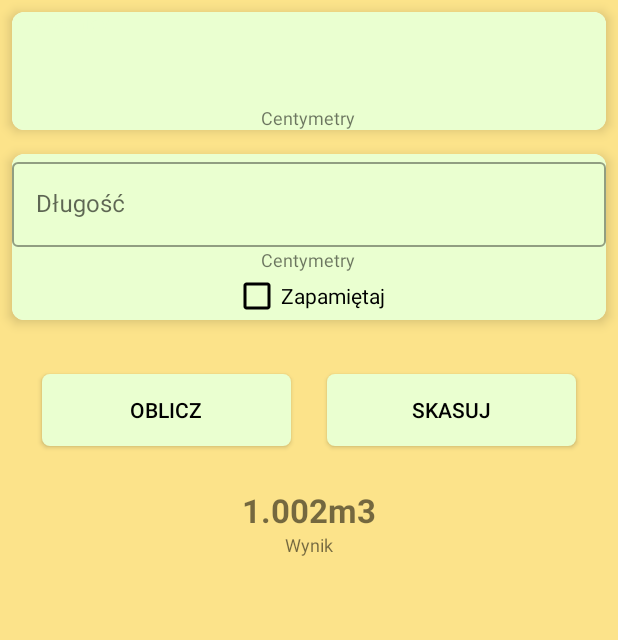
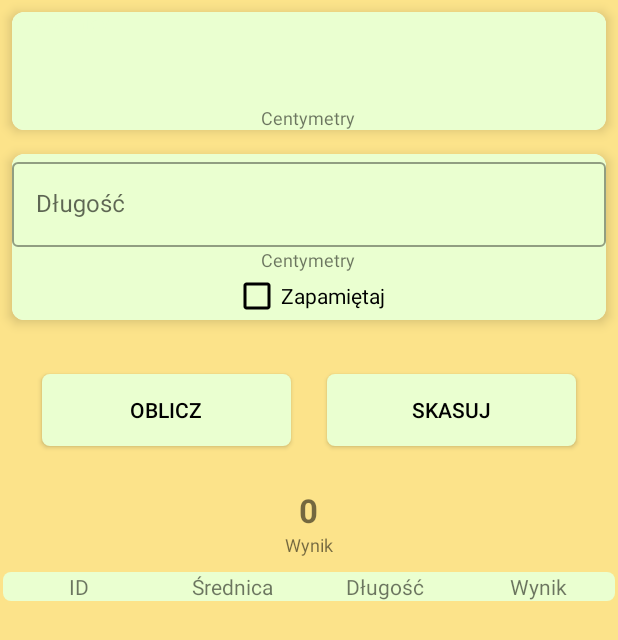
Before and after one commit to PawelSobaszek/KalkulatorKubikow, an Android app: the screen it shows after launch (MainActivity), on a phone screen of 412 x 824 dp. Shown: the top 640 px of the screen. Run offline under Robolectric (Android 15) with nearby library versions, the phone set to English and light mode, and no system bars.

```diff
--- a/app/src/main/AndroidManifest.xml
+++ b/app/src/main/AndroidManifest.xml
@@ -11,8 +11,7 @@
         android:theme="@style/AppTheme">
         <activity android:name=".MainActivity"
             android:screenOrientation="portrait"
-            android:theme="@style/NoActionBarTheme"
-            android:windowSoftInputMode="adjustResize">>
+            android:theme="@style/NoActionBarTheme">
             <intent-filter>
                 <action android:name="android.intent.action.MAIN" />
 
--- /dev/null
+++ b/app/src/main/java/com/pawelsobaszek/kalkulatorkubikow/TreeItem.kt
@@ -0,0 +1,3 @@
+package com.pawelsobaszek.kalkulatorkubikow
+
+data class TreeItem(var id: Int, var srednica: String, var dlugosc: String, var wynik: String)
--- a/app/src/main/res/layout/activity_main.xml
+++ b/app/src/main/res/layout/activity_main.xml
@@ -30,7 +30,7 @@
                 android:layout_width="match_parent"
                 android:layout_height="wrap_content"
                 android:hint="Średnica"
-                android:inputType="phone"
+                android:inputType="numberPassword"
                 android:outlineAmbientShadowColor="@android:color/black"
                 android:shadowColor="@android:color/black"
                 android:textColorHighlight="@android:color/black"
@@ -68,7 +68,7 @@
                 android:layout_width="match_parent"
                 android:layout_height="wrap_content"
                 android:hint="Długość"
-                android:inputType="phone"
+                android:inputType="numberPassword"
                 android:textColor="@android:color/black"
                 android:textColorHint="@android:color/black"/>
         </com.google.android.material.textfield.TextInputLayout>
@@ -91,6 +91,7 @@
         android:padding="16dp"
         android:orientation="horizontal">
         <Button
+            android:id="@+id/btn_oblicz"
             android:layout_width="wrap_content"
             android:layout_height="wrap_content"
             android:text="Oblicz"
@@ -99,6 +100,7 @@
             android:layout_margin="12dp"
             android:layout_weight="1" />
         <Button
+            android:id="@+id/btn_skasuj"
             android:layout_width="wrap_content"
             android:layout_height="wrap_content"
             android:text="Skasuj"
@@ -111,12 +113,16 @@
         android:layout_width="match_parent"
         android:layout_height="wrap_content"
         android:orientation="vertical"
-        android:gravity="center">
+        android:gravity="center"
+        android:layout_marginBottom="8dp">
 
         <TextView
+            android:id="@+id/wynik"
             android:layout_width="wrap_content"
             android:layout_height="wrap_content"
-            android:text="1.002m3"
+            android:text="0"
+            android:maxLines="1"
+            android:gravity="center"
             android:textStyle="bold"
             android:textSize="22sp"/>
 
@@ -127,12 +133,46 @@
             android:text="Wynik"/>
     </LinearLayout>
 
-        <androidx.recyclerview.widget.RecyclerView
+    <LinearLayout
+        android:layout_width="match_parent"
+        android:layout_height="wrap_content"
+        android:gravity="center"
+        android:layout_margin="2dp"
+        android:background="@drawable/recycler_background"
+        android:orientation="horizontal">
+        <TextView
+            android:layout_width="0dp"
+            android:layout_height="wrap_content"
+            android:layout_weight="1"
+            android:gravity="center"
+            android:text="ID"/>
+        <TextView
+            android:layout_width="0dp"
+            android:layout_height="wrap_content"
+            android:layout_weight="1"
+            android:gravity="center"
+            android:text="Średnica"/>
+        <TextView
+            android:layout_width="0dp"
+            android:layout_height="wrap_content"
+            android:layout_weight="1"
+            android:gravity="center"
+            android:text="Długość"/>
+
+        <TextView
+            android:layout_width="0dp"
+            android:layout_height="wrap_content"
+            android:layout_weight="1"
+            android:gravity="center"
+            android:text="Wynik" />
+    </LinearLayout>
+
+        <ListView
+            android:id="@+id/tree_list_view"
             android:layout_width="match_parent"
             android:layout_height="wrap_content"
-            android:layout_marginTop="12dp"
+            android:layout_marginTop="4dp"
             android:background="@color/backgroundColor"
-            app:spanCount="1"
             tools:listitem="@layout/tree_list"/>
 
 </LinearLayout>
--- a/app/src/main/res/values/styles.xml
+++ b/app/src/main/res/values/styles.xml
@@ -8,9 +8,13 @@
         <item name="colorAccent">@color/colorAccent</item>
     </style>
 
-    <style name="NoActionBarTheme" parent="Theme.AppCompat.Light.NoActionBar">
+    <style name="NoActionBarTheme" parent="@style/Theme.AppCompat.Light.NoActionBar">
     <item name="colorPrimary">@color/colorPrimary</item>
     <item name="colorPrimaryDark">@color/colorPrimaryDark</item>
     <item name="colorAccent">@color/colorAccent</item>
+        <item name="android:windowNoTitle">true</item>
+        <item name="android:windowActionBar">false</item>
+        <item name="android:windowFullscreen">true</item>
+        <item name="android:windowContentOverlay">@null</item>
     </style>
 </resources>
```
Also changed, not shown: app/src/main/java/com/pawelsobaszek/kalkulatorkubikow/MainActivity.kt (+86 -3 lines), app/src/main/java/com/pawelsobaszek/kalkulatorkubikow/TreeAdapter.kt (added, +61 -0 lines), app/src/main/res/layout/tree_list.xml (+13 -3 lines), 1 other file.
